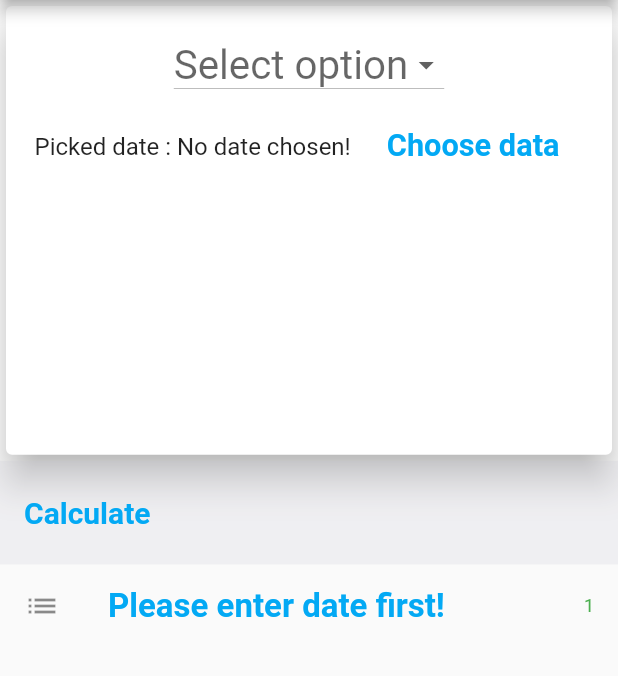
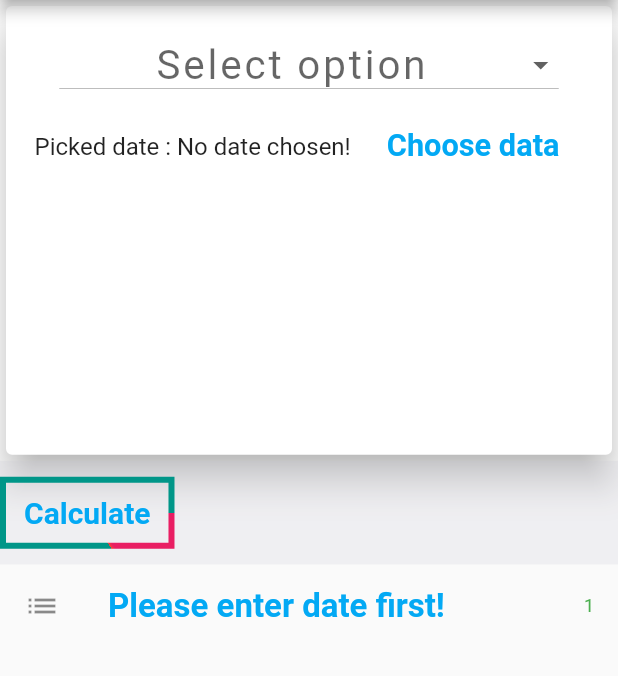
Before and after one commit to wzslr321/Time-Calculator-Mobile-App, a Flutter app: the screen it shows after launch, after a tap on "Calculate", on a phone screen of 412 x 824 dp, the part 84-760 px from its top. Run offline on Flutter 3.47's test engine with Material 2 defaults, Android fonts, the phone set to English and light mode, and no system bars.

Commit message:
dropDownMenu stylization and basic gradient class prepared

```diff
--- a/lib/widgets/calculation_display.dart
+++ b/lib/widgets/calculation_display.dart
@@ -3,6 +3,7 @@ import 'package:flutter/material.dart';
 import '../widgets/new_calculation.dart';
 import '../models/calculated_values.dart';
 import '../functions/calculate_time.dart';
+import '../widgets/gradient_button.dart';
 
 
 class CalculatedValuesList extends StatefulWidget {
@@ -53,6 +54,29 @@ class _CalculatedValuesListState extends State<CalculatedValuesList> {
       color: Theme.of(context).primaryColor,
     );
 
+    final calculateButton = GradientBorderButtonContainer(
+        gradient:SweepGradient(
+          colors:[
+            Colors.pink,
+            Colors.red,
+            Colors.green,
+            Colors.purple,
+            Colors.teal
+          ],
+          stops:[0.8, 0.96, 0.74, 0.22, 0.85],
+          startAngle:0.5,
+          endAngle:1,
+        ),
+        child:FlatButton(
+            child: Text(
+              'Calculate',
+              style:btnTextStyle,
+            ),
+            onPressed:() {
+              calculateScore(); userCalculationState();
+            },
+        ),);
+
 
     return LayoutBuilder(builder: (ctx, constraints) {
 
@@ -60,15 +84,7 @@ class _CalculatedValuesListState extends State<CalculatedValuesList> {
         height: constraints.maxHeight * 0.25,
         color: Theme.of(context).accentColor,
         child: Row(children: [
-          FlatButton(
-              child: Text(
-                  'Calculate',
-                  style:btnTextStyle,
-              ),
-              onPressed:() {
-                calculateScore(); userCalculationState();
-              }
-          ),
+            calculateButton,
         ]),
       );
 
--- /dev/null
+++ b/lib/widgets/gradient_button.dart
@@ -0,0 +1,51 @@
+import 'package:flutter/material.dart';
+
+class GradientPainter extends CustomPainter {
+  GradientPainter({this.gradient, this.strokeWidth});
+
+  final Gradient gradient;
+  final double strokeWidth;
+  final Paint paintObject = Paint();
+
+  @override
+  void paint(Canvas canvas, Size size) {
+    Rect innerRect = Rect.fromLTRB(strokeWidth, strokeWidth, size.width - strokeWidth, size.height - strokeWidth);
+    Rect outerRect = Offset.zero & size;
+
+    paintObject.shader = gradient.createShader(outerRect);
+    Path borderPath = _calculateBorderPath(outerRect,innerRect);
+    canvas.drawPath(borderPath, paintObject);
+  }
+
+  Path _calculateBorderPath(Rect outerRect, Rect innerRect){
+    Path outerRectPath = Path() ..addRect(outerRect);
+    Path innerRectPath = Path() ..addRect(innerRect);
+    return Path.combine(PathOperation.difference, outerRectPath, innerRectPath);
+  }
+
+  @override
+  bool shouldRepaint(CustomPainter oldDelegate ) => true;
+}
+
+class GradientBorderButtonContainer extends StatelessWidget {
+  GradientBorderButtonContainer({
+    @required gradient,
+    @required this.child,
+    this.strokeWidth = 4, this.onPressed,
+  }) : this.painter = GradientPainter(
+      gradient: gradient, strokeWidth: strokeWidth
+  );
+
+  final GradientPainter painter;
+  final Widget child;
+  final VoidCallback onPressed;
+  final double strokeWidth;
+
+  @override
+  Widget build(BuildContext context) {
+    return CustomPaint(
+      painter:painter,
+      child:child
+    );
+  }
+}
--- a/lib/widgets/new_calculation.dart
+++ b/lib/widgets/new_calculation.dart
@@ -3,6 +3,7 @@ import 'package:intl/intl.dart';
 
 import '../models/calculated_values.dart';
 import '../functions/calculate_time.dart';
+
 
 class NewCalculation extends StatefulWidget {
   NewCalculation();
@@ -44,9 +45,26 @@ class _NewCalculationState extends State<NewCalculation> {
     final curScaleFactor = MediaQuery.of(context).textScaleFactor;
     final List<String> _calculateOptions =  ['Years', 'Months', 'Days',  'Hours', 'Minutes', 'Seconds'];
 
+    final dropDownItemTextStyle = TextStyle (
+        fontSize:16 * curScaleFactor,
+        fontFamily: 'Quicksand',
+    );
+
+
+
     /* LayoutBuilder  provides parent widget`s constrains. It helps with sizing, because LayoutBuild`s final size will match its child`s size. */
 
     return LayoutBuilder(builder: (ctx, constraints) {
+
+      BoxDecoration boxDecoration(){
+        return BoxDecoration(
+          border:Border(
+            top:BorderSide(
+              color:Theme.of(context).primaryColor, width:1,
+            )
+          )
+        );
+      }
 
       final _dropDownButton = DropdownButton<String>(
             hint: Container(
@@ -55,11 +73,13 @@ class _NewCalculationState extends State<NewCalculation> {
              and that is the reason I have wrapped it into FittedBox either.
            */
               height:constraints.maxHeight * 0.1,
+              width:constraints.maxWidth * 0.75,
               child: FittedBox(
                 child: Text(
                   '${option != null ? option : 'Select option'}',
                   style: TextStyle(
                     fontSize: 14 * curScaleFactor,
+                    letterSpacing:1,
                   ),
                 ),),
             ),
@@ -67,14 +87,15 @@ class _NewCalculationState extends State<NewCalculation> {
               return new DropdownMenuItem<String>(
                 value: value,
                 child: Container(
-                  height:constraints.maxHeight * 0.075,
-                  child:FittedBox(
-                      child: new Text(
+                    height: MediaQuery.of(context).size.height * 0.075,
+                    decoration: boxDecoration(),
+                    child: Center(
+                      child:new Text(
                         value,
-                          style:TextStyle(
-                            fontSize:12 * curScaleFactor,
-                          ),),
+                        textAlign:TextAlign.center,
+                        style:dropDownItemTextStyle,
                       ),
+                    )
                 ),
               );
             }).toList(),
@@ -86,6 +107,7 @@ class _NewCalculationState extends State<NewCalculation> {
               });
 
             },);
+
 
 
 
```
Lines whose indentation alone changed are shown as unchanged.
